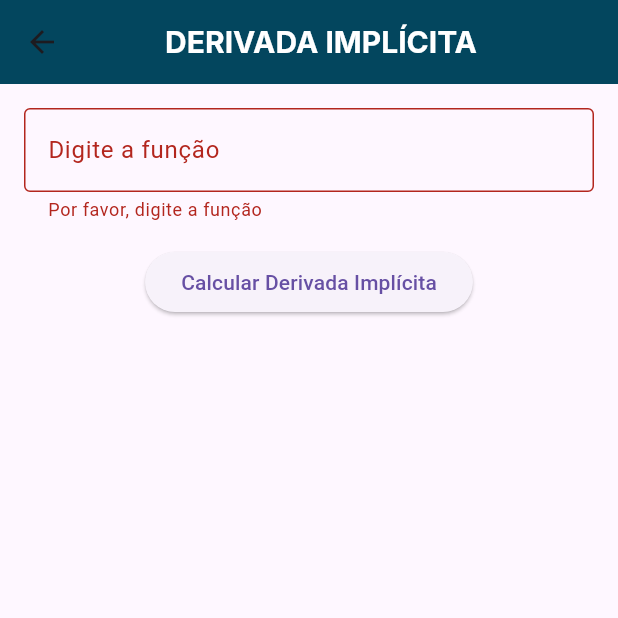
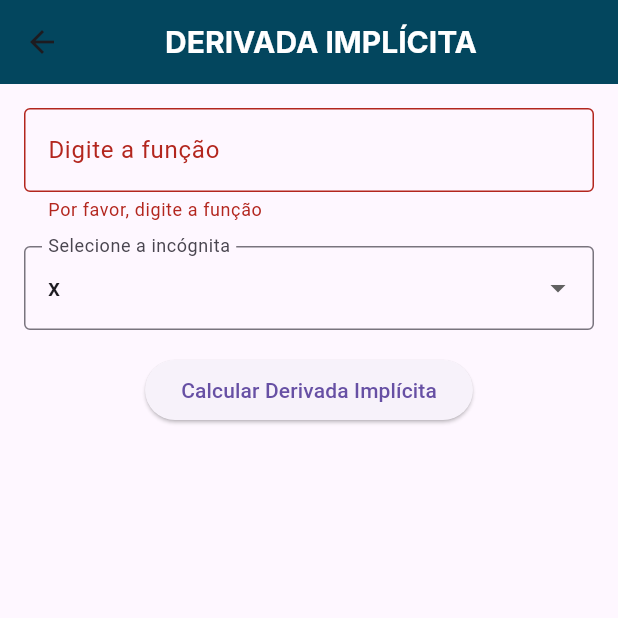
Before and after one commit to raynayara/flutter_calculoapp, a Flutter app: the DerivadaImplicitaPage screen opened directly, after a tap on "Calcular Derivada Implícita", on a phone screen of 412 x 824 dp, the top half of it. Run offline on Flutter 3.47's test engine with Material 3 defaults, Android fonts, the phone set to English and light mode, and no system bars; our stand-ins replace webview_flutter; Roboto replaces fonts that are missing (Inter).

Commit message:
adição do campo de função no grafico e seleção da derivada implicita

```diff
--- a/lib/pages/derivada_implicita.dart
+++ b/lib/pages/derivada_implicita.dart
@@ -9,14 +9,15 @@ class DerivadaImplicitaPage extends StatefulWidget {
 class _DerivadaImplicitaPageState extends State<DerivadaImplicitaPage> {
   final _formKey = GlobalKey<FormState>();
   TextEditingController funcController = TextEditingController();
+  String selectedVariable = 'x'; // Variável selecionada
   String result = ''; // Armazena o resultado da API
 
   // Função para chamar a API
-  Future<void> fetchDerivadaImplicita(String func) async {
+  Future<void> fetchDerivadaImplicita(String func, String variable) async {
     final sendFunctionData = SendFunctionData(
       params: {
         'function': funcController.text,
-
+        'variable': variable, // Envia a variável selecionada
       },
       resultKey: 'derivada_implicita',
     );
@@ -82,11 +83,32 @@ class _DerivadaImplicitaPageState extends State<DerivadaImplicitaPage> {
               ),
               const SizedBox(height: 16),
 
+              // Dropdown para selecionar a variável
+              DropdownButtonFormField<String>(
+                value: selectedVariable,
+                decoration: const InputDecoration(
+                  labelText: 'Selecione a incógnita',
+                  border: OutlineInputBorder(),
+                ),
+                items: ['x', 'y'].map((String variable) {
+                  return DropdownMenuItem<String>(
+                    value: variable,
+                    child: Text(variable),
+                  );
+                }).toList(),
+                onChanged: (newValue) {
+                  setState(() {
+                    selectedVariable = newValue!;
+                  });
+                },
+              ),
+              const SizedBox(height: 16),
+
               // Botão para enviar os dados
               ElevatedButton(
                 onPressed: () {
                   if (_formKey.currentState!.validate()) {
-                    fetchDerivadaImplicita(funcController.text);
+                    fetchDerivadaImplicita(funcController.text, selectedVariable);
                   }
                 },
                 child: const Text('Calcular Derivada Implícita'),
```
Also changed, not shown: lib/pages/graph_route.dart (+41 -2 lines). Lines whose indentation alone changed are shown as unchanged.
